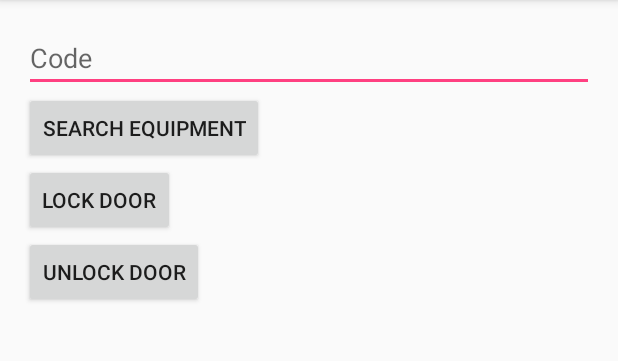
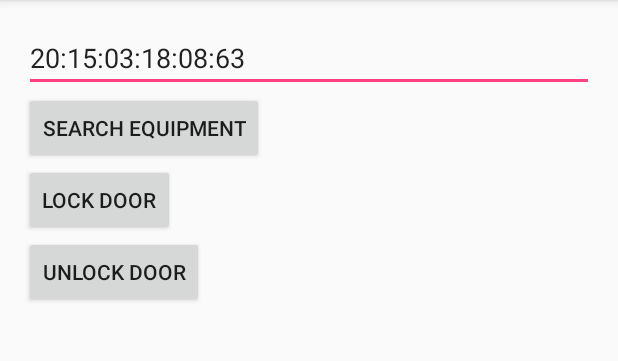
Before and after one commit to moovby/moovbykit-ble, an Android app: the screen it shows after launch (MainActivity), on a phone screen of 412 x 824 dp, the part 84-445 px from its top. Run offline under Robolectric (Android 15) with nearby library versions, the phone set to English and light mode, and no system bars.

Commit message:
Change to MAC address

```diff
--- a/app/src/main/java/com/moovby/kit/MainActivity.java
+++ b/app/src/main/java/com/moovby/kit/MainActivity.java
@@ -65,8 +65,6 @@ public class MainActivity extends AppCompatActivity {
                         e.printStackTrace();
                     }
                 });
-
-
             }
         });
 
@@ -93,7 +91,6 @@ public class MainActivity extends AppCompatActivity {
                         e.printStackTrace();
                     }
                 });
-
             }
         });
 
@@ -120,11 +117,8 @@ public class MainActivity extends AppCompatActivity {
                         e.printStackTrace();
                     }
                 });
-
             }
         });
-
-
     }
 
     @Override
--- a/app/src/main/res/layout/activity_main.xml
+++ b/app/src/main/res/layout/activity_main.xml
@@ -14,7 +14,8 @@
         android:id="@+id/code_tv"
         android:layout_width="match_parent"
         android:layout_height="wrap_content"
-        android:hint="Code" />
+        android:hint="MAC address"
+        android:text="20:15:03:18:08:63" />
 
     <Button
         android:id="@+id/btn_search"
```
